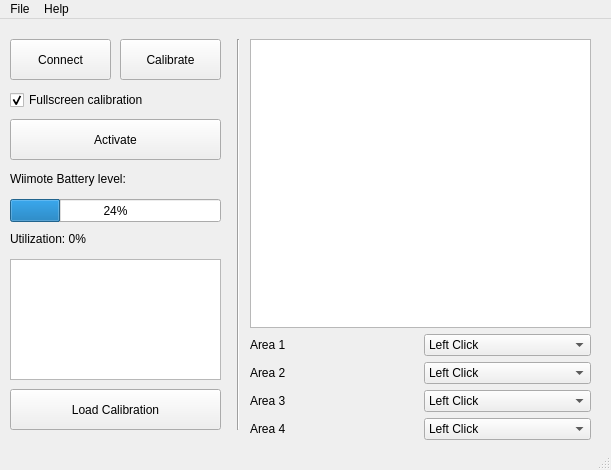
The window that stuff/mainwindow.ui (pnegre/python-whiteboard) describes before a commit, drawn with Qt 5.
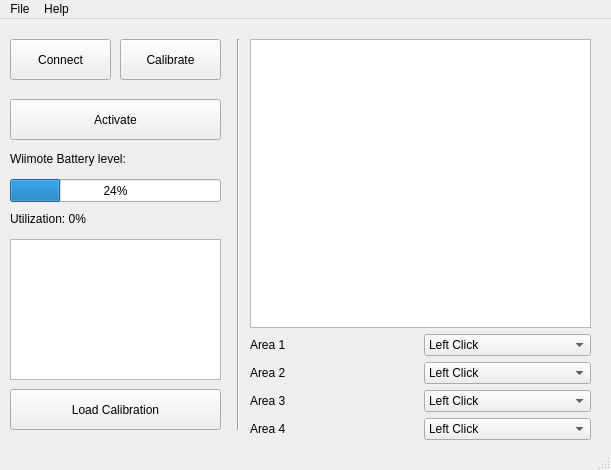
The same window after the commit.

Commit message: added conf dialog and menu entry

```diff
--- a/stuff/mainwindow.ui
+++ b/stuff/mainwindow.ui
@@ -49,7 +49,7 @@
     <property name="geometry">
      <rect>
       <x>10</x>
-      <y>100</y>
+      <y>80</y>
       <width>211</width>
       <height>41</height>
      </rect>
@@ -75,7 +75,7 @@
     <property name="geometry">
      <rect>
       <x>10</x>
-      <y>180</y>
+      <y>160</y>
       <width>211</width>
       <height>23</height>
      </rect>
@@ -88,7 +88,7 @@
     <property name="geometry">
      <rect>
       <x>10</x>
-      <y>150</y>
+      <y>130</y>
       <width>171</width>
       <height>19</height>
      </rect>
@@ -101,9 +101,9 @@
     <property name="geometry">
      <rect>
       <x>10</x>
-      <y>240</y>
+      <y>220</y>
       <width>211</width>
-      <height>121</height>
+      <height>141</height>
      </rect>
     </property>
     <property name="sizePolicy">
@@ -134,7 +134,7 @@
     <property name="geometry">
      <rect>
       <x>10</x>
-      <y>210</y>
+      <y>190</y>
       <width>221</width>
       <height>19</height>
      </rect>
@@ -316,22 +316,6 @@
      <string>Load Calibration</string>
     </property>
    </widget>
-   <widget class="QCheckBox" name="check_fullscreen">
-    <property name="geometry">
-     <rect>
-      <x>10</x>
-      <y>70</y>
-      <width>211</width>
-      <height>22</height>
-     </rect>
-    </property>
-    <property name="text">
-     <string>Fullscreen calibration</string>
-    </property>
-    <property name="checked">
-     <bool>true</bool>
-    </property>
-   </widget>
   </widget>
   <widget class="QStatusBar" name="statusbar"/>
   <widget class="QMenuBar" name="menuBar">
```
Left out of the diff: 6 changed lines with no effect on the pictures. The commit also changes 4 other files.
